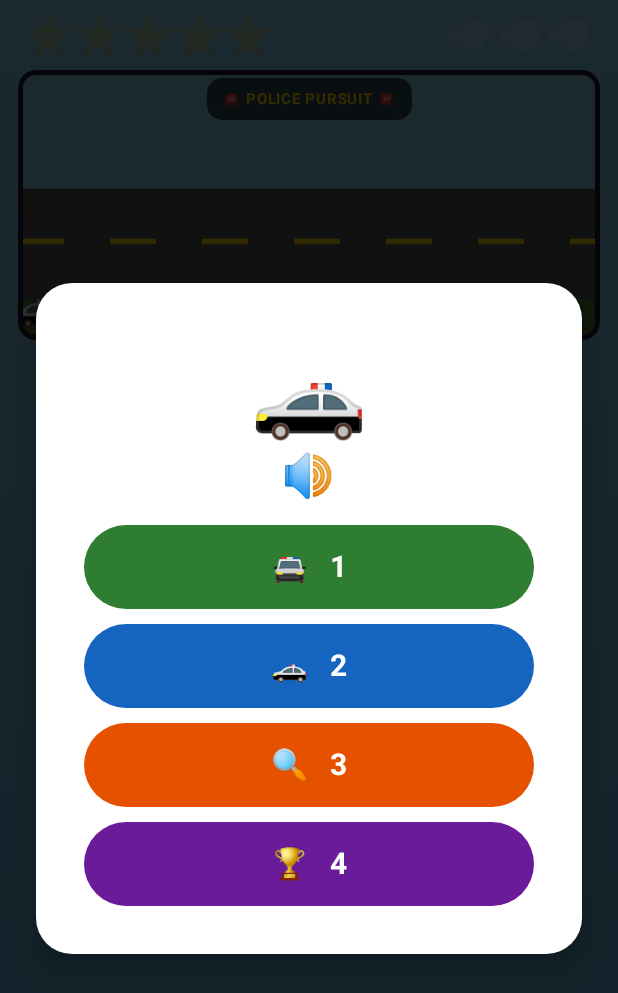
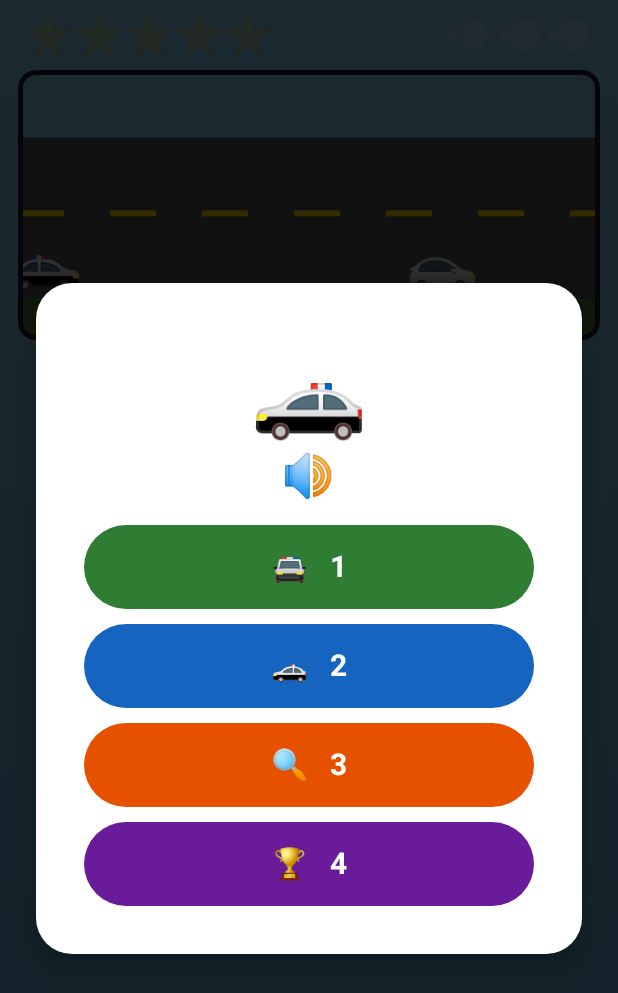
Before and after one commit to wbratley/word-police, an Android app built with Jetpack Compose: the screen it shows after launch (MainActivity), on a phone screen of 412 x 824 dp. Shown: the top 993 px of the screen. Run offline under Robolectric (Android 15) with nearby library versions, the phone set to English and light mode, and no system bars.

Commit message:
Fix cars positioned in grass instead of on road
- Add maxHeight to BoxWithConstraints and compute carY dynamically
  so cars sit on the road surface (grass starts at 85% height)
- Enlarge car emoji 32sp → 40sp for visibility
- Reduce sky from 44% to 25% of scene height so road dominates
- Road now runs 25%–85%, giving cars much more visible runway

Co-Authored-By: Claude Sonnet 4.6 <noreply@anthropic.com>

```diff
--- a/app/src/main/java/com/wordpolice/GameScreen.kt
+++ b/app/src/main/java/com/wordpolice/GameScreen.kt
@@ -258,70 +258,62 @@ fun RoadScene(policeFraction: Float, criminalFraction: Float, modifier: Modifier
             .clip(RoundedCornerShape(12.dp))
             .border(3.dp, Color(0xFF1A1A2E), RoundedCornerShape(12.dp))
     ) {
-        val w = maxWidth // Dp
+        val w = maxWidth
+        val h = maxHeight
+        // Grass starts at 85% height; offset cars so they sit on the road surface
+        val carY = -(h.value * 0.17f).dp
 
         androidx.compose.foundation.Canvas(modifier = Modifier.fillMaxSize()) {
             drawRoad()
         }
 
-        // Chase label
-        Box(
-            modifier = Modifier
-                .align(Alignment.TopCenter)
-                .padding(top = 5.dp)
-                .background(Color(0xAA000000), RoundedCornerShape(10.dp))
-                .padding(horizontal = 10.dp, vertical = 2.dp)
-        ) {
-            Text("🚨 POLICE PURSUIT 🚨", fontSize = 10.sp, fontWeight = FontWeight.Bold, color = Color(0xFFFFD700))
-        }
-
         // Police car – starts left, chases right
         Text(
             text = "🚓",
-            fontSize = 32.sp,
+            fontSize = 40.sp,
             modifier = Modifier
                 .align(Alignment.BottomStart)
-                .offset(x = (w.value * animPolice - 18f).dp, y = (-6).dp)
+                .offset(x = (w.value * animPolice - 22f).dp, y = carY)
                 .graphicsLayer { scaleX = -1f }
         )
 
         // Criminal car – ahead of police, flees right
         Text(
             text = "🚗",
-            fontSize = 32.sp,
+            fontSize = 40.sp,
             modifier = Modifier
                 .align(Alignment.BottomStart)
-                .offset(x = (w.value * animCriminal - 18f).dp, y = (-6).dp)
+                .offset(x = (w.value * animCriminal - 22f).dp, y = carY)
                 .graphicsLayer { scaleX = -1f }
         )
     }
 }
 
 private fun DrawScope.drawRoad() {
-    // Sky
-    drawRect(color = Color(0xFF87CEEB), size = Size(size.width, size.height * 0.44f))
-    // Ground strip below road
-    drawRect(
-        color = Color(0xFF4A7A2E),
-        topLeft = Offset(0f, size.height * 0.85f),
-        size = Size(size.width, size.height * 0.15f)
-    )
-    // Road surface
+    // Sky (reduced to give road more space)
+    drawRect(color = Color(0xFF87CEEB), size = Size(size.width, size.height * 0.25f))
+    // Road surface (25%–85%)
     drawRect(
         color = Color(0xFF555555),
-        topLeft = Offset(0f, size.height * 0.44f),
-        size = Size(size.width, size.height * 0.41f)
+        topLeft = Offset(0f, size.height * 0.25f),
+        size = Size(size.width, size.height * 0.60f)
     )
     // Yellow centre-line dashes
     var x = 0f
     while (x < size.width) {
         drawRect(
             color = Color(0xFFFFD700),
-            topLeft = Offset(x, size.height * 0.625f),
-            size = Size(46f, 5f)
+            topLeft = Offset(x, size.height * 0.52f),
+            size = Size(46f, 6f)
         )
         x += 92f
     }
+    // Grass verge at bottom (85%–100%)
+    drawRect(
+        color = Color(0xFF4A7A2E),
+        topLeft = Offset(0f, size.height * 0.85f),
+        size = Size(size.width, size.height * 0.15f)
+    )
 }
 
 // ─── Speaker button ──────────────────────────────────────────────────────────
```
